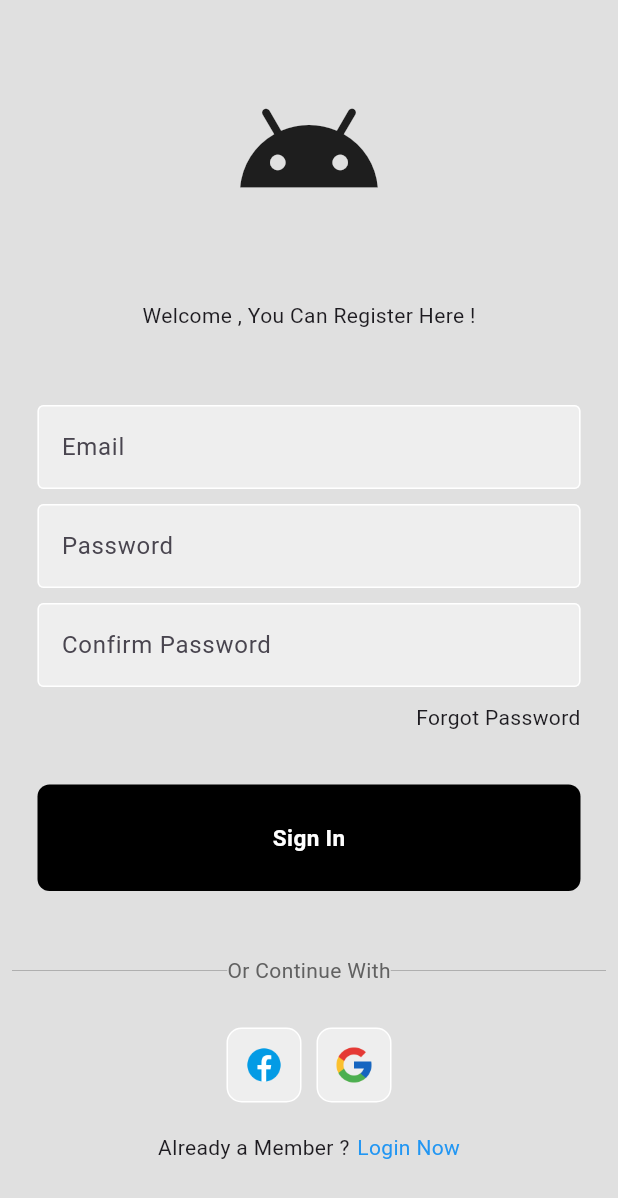
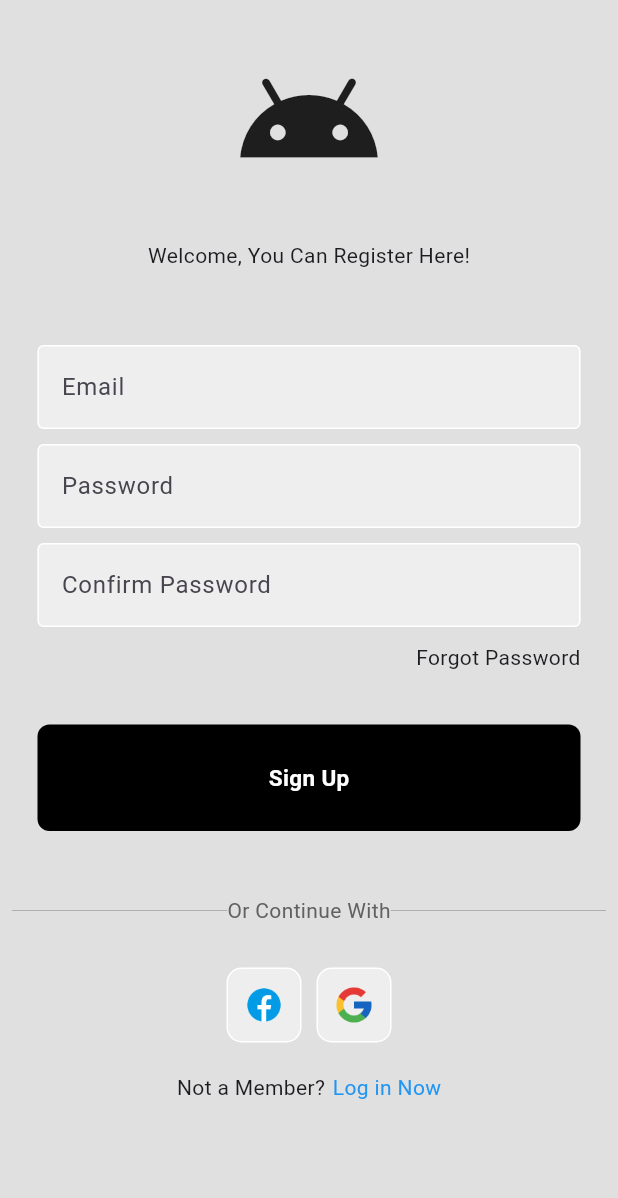
Before and after one commit to BharatWakade-code/vil_cone, a Flutter app: the screen it shows after launch, after a tap on "Register Now", on a phone screen of 412 x 824 dp. Shown: the top 1198 px of the screen. Run offline on Flutter 3.47's test engine with Material 3 defaults, Android fonts, the phone set to English and light mode, and no system bars; our stand-ins replace firebase_auth, firebase_core; accounts and stored records are empty; network calls fail.

Commit message:
Changes_Done

```diff
--- a/lib/Components/auth_page.dart
+++ b/lib/Components/auth_page.dart
@@ -1,7 +1,7 @@
 import 'package:firebase_auth/firebase_auth.dart';
 import 'package:flutter/material.dart';
 import 'package:vil_cone/Screens/homepage.dart';
-import 'package:vil_cone/Screens/loginscreen.dart';
+import 'package:vil_cone/Screens/loginandregister.dart';
 
 class AuthPage extends StatelessWidget {
   const AuthPage({super.key});
@@ -15,7 +15,7 @@ class AuthPage extends StatelessWidget {
           if (snapshot.hasData) {
             return HomePage();
           } else {
-            return LoginScreen();
+            return LoginOrRegisterPage();
           }
         },
       ),
--- a/lib/Components/loginsignupbutton.dart
+++ b/lib/Components/loginSignUpbtn.dart
@@ -1,13 +1,14 @@
 import 'package:flutter/material.dart';
 
-class SignBtn extends StatelessWidget {
-  final Function()? ontap;
+class LoginOrSignBtn extends StatelessWidget {
+  void Function()? ontap;
+  final String text;
+  LoginOrSignBtn({super.key, required this.ontap , required this.text});
 
-  SignBtn({super.key, required this.ontap});
   @override
   Widget build(BuildContext context) {
     return GestureDetector(
-      onTap: () => ontap,
+      onTap: ontap,
       child: Padding(
         padding: const EdgeInsets.all(25.0),
         child: Container(
@@ -18,11 +19,12 @@ class SignBtn extends StatelessWidget {
           ),
           child: Center(
             child: Text(
-              "Sign In",
+              text,
               style: TextStyle(
-                  fontSize: 15,
-                  color: Colors.white,
-                  fontWeight: FontWeight.bold),
+                fontSize: 15,
+                color: Colors.white,
+                fontWeight: FontWeight.bold,
+              ),
             ),
           ),
         ),
--- /dev/null
+++ b/lib/Screens/loginandregister.dart
@@ -0,0 +1,33 @@
+import 'package:flutter/material.dart';
+import 'package:vil_cone/Screens/loginscreen.dart';
+import 'package:vil_cone/Screens/signupscreen.dart';
+
+class LoginOrRegisterPage extends StatefulWidget {
+  const LoginOrRegisterPage({super.key});
+
+  @override
+  State<LoginOrRegisterPage> createState() => _LoginOrRegisterPageState();
+}
+
+class _LoginOrRegisterPageState extends State<LoginOrRegisterPage> {
+  bool showLoginPage = true;
+
+  void togglePages() {
+    setState(() {
+      showLoginPage = !showLoginPage;
+    });
+  }
+
+  @override
+  Widget build(BuildContext context) {
+    if (showLoginPage) {
+      return LoginScreen(
+        ontap: togglePages,
+      );
+    } else {
+      return SignupScreen(
+        ontap: togglePages,
+      );
+    }
+  }
+}
--- a/lib/Screens/loginscreen.dart
+++ b/lib/Screens/loginscreen.dart
@@ -1,13 +1,12 @@
 import 'package:flutter/material.dart';
+import 'package:vil_cone/Components/loginSignUpbtn.dart';
 import 'package:vil_cone/Components/logintextfield.dart';
-import 'package:vil_cone/Screens/signupscreen.dart';
 import 'package:firebase_auth/firebase_auth.dart';
-
-import '../Components/loginsignupbutton.dart';
 import '../Components/squaretile.dart';
 
 class LoginScreen extends StatefulWidget {
-  const LoginScreen({super.key});
+  void Function()? ontap;
+  LoginScreen({super.key, required this.ontap});
 
   @override
   _LoginScreenState createState() => _LoginScreenState();
@@ -21,50 +20,50 @@ class _LoginScreenState extends State<LoginScreen> {
   // Sign In Method
   void signInUser() async {
     try {
+      showDialog(
+        context: context,
+        builder: (context) {
+          return const Center(
+            child: CircularProgressIndicator(),
+          );
+        },
+      );
+
       await FirebaseAuth.instance.signInWithEmailAndPassword(
         email: emailController.text.trim(),
         password: passwordController.text.trim(),
       );
-      showDialog(
+
+      Navigator.pop(context);
+    } on FirebaseAuthException catch (e) {
+      Navigator.pop(context);
+      ShowErrorMsg(e.code);
+    }
+  }
+  //ShowErrorMsg
+
+  void ShowErrorMsg(String message) {
+    showDialog(
         context: context,
-        builder: (context) => AlertDialog(
-          title: Text('Success'),
-          content: Text('You have successfully signed in!'),
-          actions: [
-            TextButton(
-              onPressed: () {
-                Navigator.of(context).pop();
-              },
-              child: Text('OK'),
+        builder: (context) {
+          return AlertDialog(
+            backgroundColor: Colors.grey[300],
+            title: Center(
+              child: Text(
+                message,
+                style: TextStyle(color: Colors.black),
+              ),
             ),
-          ],
-        ),
-      );
-    } catch (e) {
-      showDialog(
-        context: context,
-        builder: (context) => AlertDialog(
-          title: Text('Error'),
-          content: Text(e.toString()),
-          actions: [
-            TextButton(
-              onPressed: () {
-                Navigator.of(context).pop();
-              },
-              child: Text('OK'),
-            ),
-          ],
-        ),
-      );
-    }
+          );
+        });
   }
 
   @override
   Widget build(BuildContext context) {
     return Scaffold(
-      backgroundColor: Colors.grey[300],
-      body: SingleChildScrollView(
-        child: Center(
+      backgroundColor: const Color.fromRGBO(224, 224, 224, 1),
+      body: Center(
+        child: SingleChildScrollView(
           child: Column(
             crossAxisAlignment: CrossAxisAlignment.center,
             children: [
@@ -97,28 +96,9 @@ class _LoginScreenState extends State<LoginScreen> {
               ),
               SizedBox(height: 10),
               // Sign In Button
-              GestureDetector(
-                onTap: signInUser,
-                child: Padding(
-                  padding: const EdgeInsets.all(25.0),
-                  child: Container(
-                    padding: const EdgeInsets.all(25.0),
-                    decoration: BoxDecoration(
-                      color: Colors.black,
-                      borderRadius: BorderRadius.circular(8.0),
-                    ),
-                    child: Center(
-                      child: Text(
-                        "Sign In",
-                        style: TextStyle(
-                          fontSize: 15,
-                          color: Colors.white,
-                          fontWeight: FontWeight.bold,
-                        ),
-                      ),
-                    ),
-                  ),
-                ),
+              LoginOrSignBtn(
+                ontap: signInUser,
+                text: "Sign In",
               ),
               SizedBox(height: 10),
               // Divider
@@ -161,12 +141,7 @@ class _LoginScreenState extends State<LoginScreen> {
                   Text("Not a Member?"),
                   SizedBox(width: 5),
                   GestureDetector(
-                    onTap: () {
-                      Navigator.push(
-                        context,
-                        MaterialPageRoute(builder: (context) => SignupScreen()),
-                      );
-                    },
+                    onTap: widget.ontap,
                     child: Text(
                       "Register Now",
                       style: TextStyle(color: Colors.blue),
--- a/lib/Screens/signupscreen.dart
+++ b/lib/Screens/signupscreen.dart
@@ -1,20 +1,71 @@
+import 'package:firebase_auth/firebase_auth.dart';
 import 'package:flutter/material.dart';
+import 'package:vil_cone/Components/loginSignUpbtn.dart';
 import 'package:vil_cone/Components/logintextfield.dart';
-
-import '../Components/loginsignupbutton.dart';
 import '../Components/squaretile.dart';
 import 'loginscreen.dart';
 
-class SignupScreen extends StatelessWidget {
-  SignupScreen({super.key});
-  //Controller
-  final usernameController = TextEditingController();
+class SignupScreen extends StatefulWidget {
+  void Function()? ontap;
+
+  SignupScreen({super.key, required this.ontap});
+
+  @override
+  State<SignupScreen> createState() => _SignupScreenState();
+}
+
+class _SignupScreenState extends State<SignupScreen> {
+  // Controller
+  final emailController = TextEditingController();
   final passwordController = TextEditingController();
-  //OntapSignIn
+  final confirmPasswordController = TextEditingController();
 
-  void SignInUser() {}
-  void GotoLogin() {
-    LoginScreen();
+  // Sign Up User
+  void signUpUser() async {
+    if (passwordController.text.trim() !=
+        confirmPasswordController.text.trim()) {
+      ShowErrorMsg("Passwords does not match , Enter Again !");
+      return;
+    }
+
+    try {
+      showDialog(
+        context: context,
+        builder: (context) {
+          return const Center(
+            child: CircularProgressIndicator(),
+          );
+        },
+      );
+
+      await FirebaseAuth.instance.createUserWithEmailAndPassword(
+        email: emailController.text.trim(),
+        password: passwordController.text.trim(),
+      );
+
+      Navigator.pop(context);
+    } on FirebaseAuthException catch (e) {
+      Navigator.pop(context);
+      ShowErrorMsg(e.code);
+    }
+  }
+
+  // ShowErrorMsg
+  void ShowErrorMsg(String message) {
+    showDialog(
+      context: context,
+      builder: (context) {
+        return AlertDialog(
+          backgroundColor: Colors.grey[300],
+          title: Center(
+            child: Text(
+              message,
+              style: TextStyle(color: Colors.black),
+            ),
+          ),
+        );
+      },
+    );
   }
 
   @override
@@ -26,69 +77,52 @@ class SignupScreen extends StatelessWidget {
           child: Column(
             crossAxisAlignment: CrossAxisAlignment.center,
             children: [
-              SizedBox(
-                height: 50,
-              ),
-              //Logo
+              SizedBox(height: 30),
+              // Logo
               Icon(
                 Icons.android,
                 size: 100,
               ),
-              SizedBox(
-                height: 50,
-              ),
-              Text("Welcome , You Can Register Here !"),
-              SizedBox(
-                height: 50,
-              ),
-
-              //UserName
+              const SizedBox(height: 30),
+              Text("Welcome, You Can Register Here!"),
+              const SizedBox(height: 50),
+              // Email
               MyTextField(
-                controller: usernameController,
+                controller: emailController,
                 hintText: "Email",
                 obscureText: false,
               ),
-              SizedBox(
-                height: 10,
-              ),
-              MyTextField(
-                controller: usernameController,
-                hintText: "Password",
-                obscureText: false,
-              ),
-              SizedBox(
-                height: 10,
-              ),
-              //Password
+              SizedBox(height: 10),
+              // Password
               MyTextField(
                 controller: passwordController,
+                hintText: "Password",
+                obscureText: true,
+              ),
+              SizedBox(height: 10),
+              // Confirm Password
+              MyTextField(
+                controller: confirmPasswordController,
                 hintText: "Confirm Password",
                 obscureText: true,
               ),
-              SizedBox(
-                height: 10,
-              ),
+              const SizedBox(height: 10),
 
-              Padding(
+              const Padding(
                 padding: const EdgeInsets.symmetric(horizontal: 25.0),
                 child: Row(
                   mainAxisAlignment: MainAxisAlignment.end,
                   children: [Text("Forgot Password")],
                 ),
               ),
-              SizedBox(
-                height: 10,
+              const SizedBox(height: 10),
+              // Sign Up Button
+              LoginOrSignBtn(
+                ontap: signUpUser,
+                text: "Sign Up",
               ),
-
-              //SignBtn
-              SignBtn(
-                ontap: () => SignInUser,
-              ),
-              SizedBox(
-                height: 10,
-              ),
-
-              //Divider
+              SizedBox(height: 10),
+              // Divider
               Padding(
                 padding: const EdgeInsets.all(8.0),
                 child: Row(
@@ -106,51 +140,36 @@ class SignupScreen extends StatelessWidget {
                         thickness: 0.5,
                         color: Colors.grey[500],
                       ),
-                    )
+                    ),
                   ],
                 ),
               ),
-              SizedBox(
-                height: 20,
-              ),
-
+              SizedBox(height: 20),
+              // Social Media Login
               Row(
                 mainAxisAlignment: MainAxisAlignment.center,
                 children: [
                   SquareTile(imagepath: "assets/images/ic_facebook.png"),
-                  SizedBox(
-                    width: 10,
-                  ),
+                  SizedBox(width: 10),
                   SquareTile(imagepath: "assets/images/ic_google.png"),
                 ],
               ),
-              SizedBox(
-                height: 20,
-              ),
+              SizedBox(height: 20),
               Row(
                 mainAxisAlignment: MainAxisAlignment.center,
                 children: [
-                  Text("Already a Member ?"),
-                  SizedBox(
-                    width: 5,
-                  ),
+                  Text("Not a Member?"),
+                  SizedBox(width: 5),
                   GestureDetector(
-                    onTap: () {
-                      Navigator.push(
-                        context,
-                        MaterialPageRoute(builder: (context) => LoginScreen()),
-                      );
-                    },
+                    onTap: widget.ontap,
                     child: Text(
-                      "Login Now",
+                      "Log in Now",
                       style: TextStyle(color: Colors.blue),
                     ),
-                  )
+                  ),
                 ],
               ),
-              SizedBox(
-                height: 20,
-              )
+              SizedBox(height: 20),
             ],
           ),
         ),
```
Also changed, not shown: lib/Screens/homepage.dart (+8 -3 lines), pubspec.yaml (+8 -0 lines), pubspec.lock, 4 other files.
